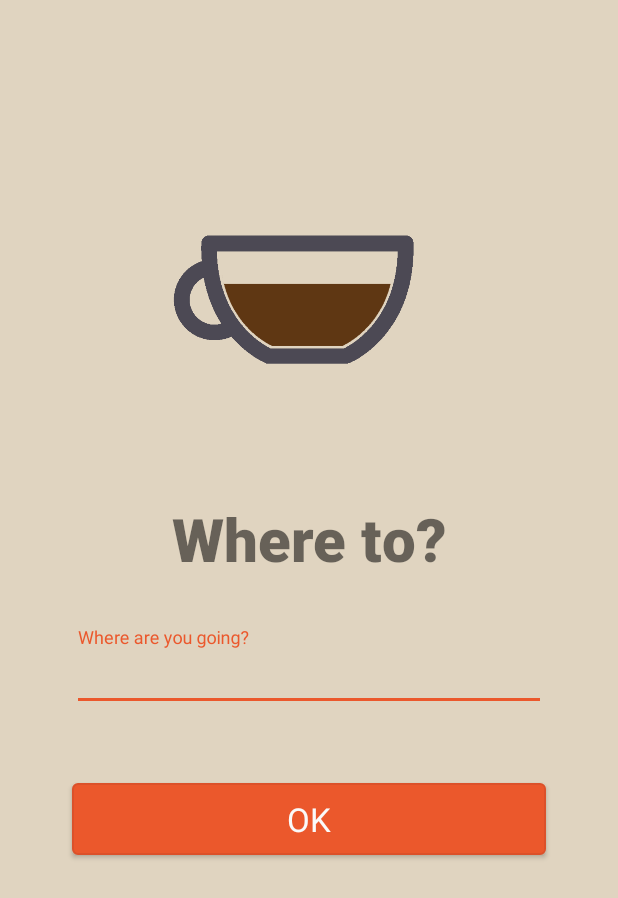
After one commit to neo/AnKopiRun, an Android app: the RunnerLocationActivity screen opened directly, with no data from a screen before it, on a phone screen of 412 x 824 dp. The commit adds this screen. Shown: the top 898 px of the screen. Run offline under Robolectric (Android 15) with nearby library versions, the phone set to English and light mode, and no system bars.

```diff
--- a/app/src/main/AndroidManifest.xml
+++ b/app/src/main/AndroidManifest.xml
@@ -17,6 +17,8 @@
         </activity>
         <activity android:name=".RunnerDetailsActivity">
         </activity>
+        <activity android:name=".RunnerLocationActivity">
+        </activity>
     </application>
 
 </manifest>
--- /dev/null
+++ b/app/src/main/java/pivotal/io/ankopirun/RunnerLocationActivity.java
@@ -0,0 +1,13 @@
+package pivotal.io.ankopirun;
+
+import android.support.v7.app.AppCompatActivity;
+import android.os.Bundle;
+
+public class RunnerLocationActivity extends AppCompatActivity {
+
+    @Override
+    protected void onCreate(Bundle savedInstanceState) {
+        super.onCreate(savedInstanceState);
+        setContentView(R.layout.activity_runner_location);
+    }
+}
--- /dev/null
+++ b/app/src/main/res/layout/activity_runner_location.xml
@@ -0,0 +1,33 @@
+<?xml version="1.0" encoding="utf-8"?>
+<LinearLayout
+    style="@style/ActivityLinearLayoutStyle"
+    xmlns:android="http://schemas.android.com/apk/res/android"
+    xmlns:tools="http://schemas.android.com/tools"
+    tools:context=".RunnerLocationActivity">
+
+    <ImageView
+        style="@style/LogoStyle"
+        android:src="@drawable/near_full"/>
+
+    <TextView
+        style="@style/SubtitleStyle"
+        android:text="@string/where_to"/>
+
+    <android.support.design.widget.TextInputLayout
+        android:layout_width="match_parent"
+        android:layout_height="wrap_content">
+
+        <EditText
+            android:id="@+id/location"
+            style="@style/EditTextStyle"
+            android:hint="@string/where_are_you_going"/>
+
+    </android.support.design.widget.TextInputLayout>
+
+    <Button
+        android:id="@+id/submit_location_btn"
+        style="@style/ButtonStyle"
+        android:layout_marginTop="48dp"
+        android:text="@android:string/ok"/>
+
+</LinearLayout>
--- a/app/src/main/res/values/strings.xml
+++ b/app/src/main/res/values/strings.xml
@@ -5,4 +5,6 @@
     <string name="kopi_run">Kopi Run!</string>
     <string name="who_are_you">Who are you?</string>
     <string name="your_name">Your Name</string>
+    <string name="where_to">Where to?</string>
+    <string name="where_are_you_going">Where are you going?</string>
 </resources>
```
Also changed, not shown: app/src/main/ic_launcher-web.png (added), app/src/main/res/mipmap-hdpi/ic_launcher.png, app/src/main/res/mipmap-mdpi/ic_launcher.png, app/src/main/res/mipmap-xhdpi/ic_launcher.png, app/src/main/res/mipmap-xxhdpi/ic_launcher.png, app/src/main/res/mipmap-xxxhdpi/ic_launcher.png.
